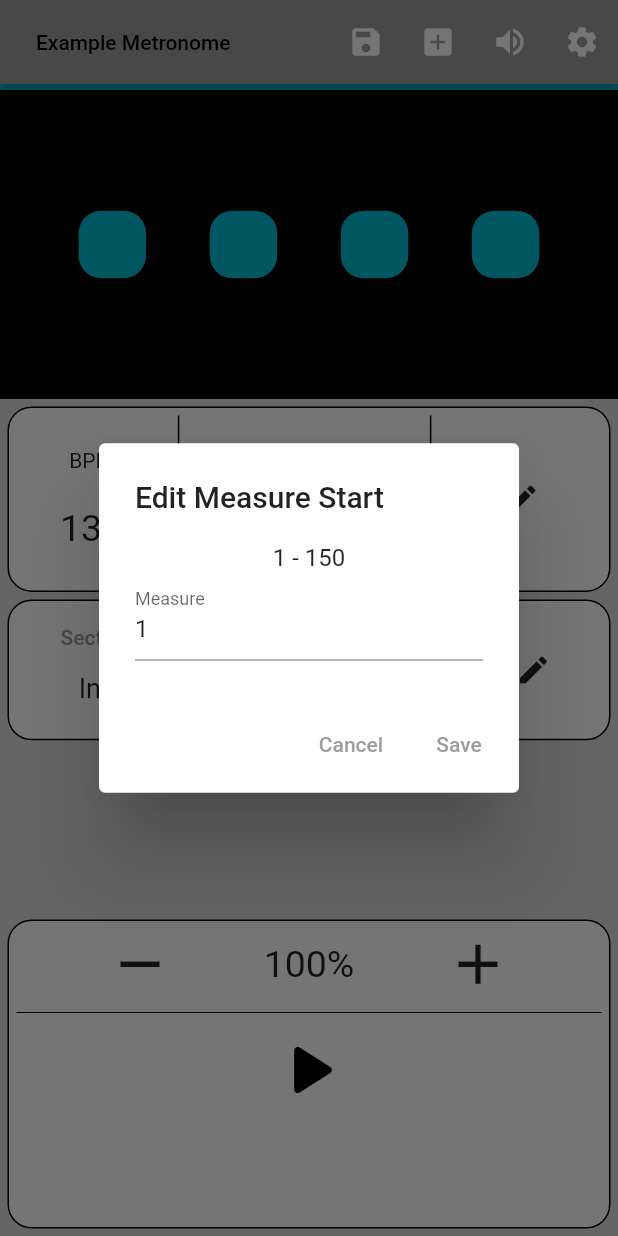
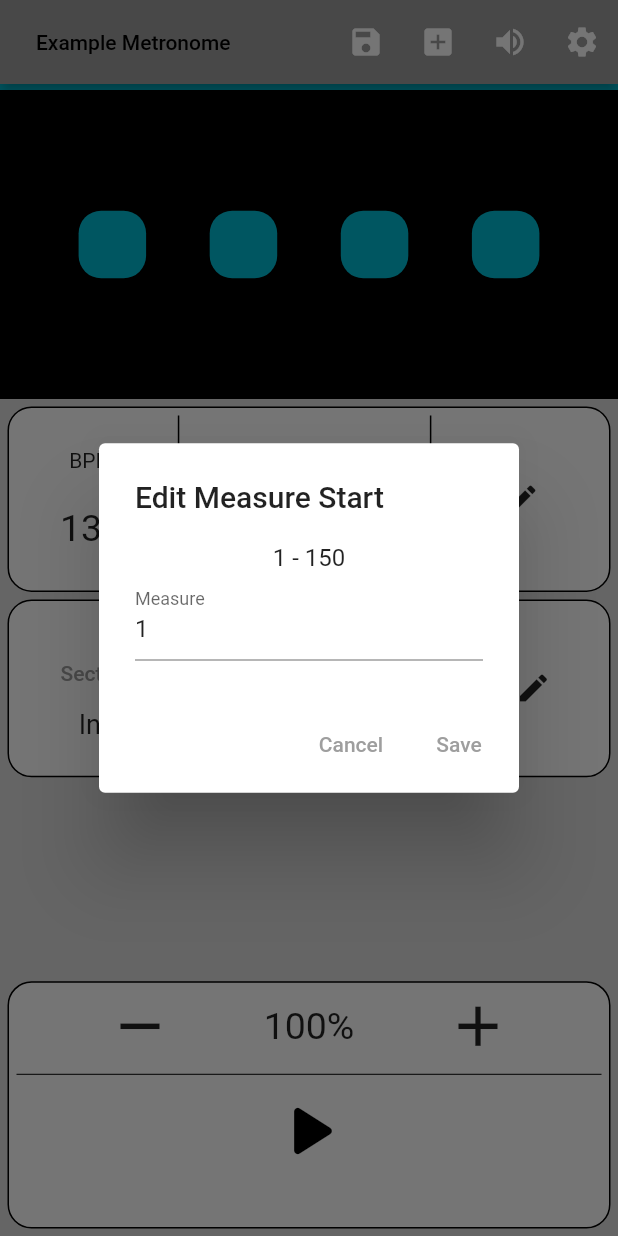
Before and after one commit to JordanRaia/custom-metronome, a Flutter app: the screen it shows after launch, after a tap on "Measure▼", on a phone screen of 412 x 824 dp. Run offline on Flutter 3.47's test engine with Material 2 defaults, Android fonts, the phone set to English and light mode, and no system bars; our stand-ins replace shared_preferences; missing offline and left inert: soundpool.

Commit message:
spacing change, checking for no measure input

```diff
--- a/lib/main.dart
+++ b/lib/main.dart
@@ -43,7 +43,6 @@ class _RootPageState extends State<RootPage> {
   void loadSharedPrefs() async {
     try {
       UserData user = UserData.fromJson(await sharedPref.read("user"));
-      debugPrint(user.toString());
       setState(() {
         userData = user;
         switchMetronome(user.currentIndex);
@@ -177,6 +176,14 @@ class _RootPageState extends State<RootPage> {
             ),
             TextButton(
               onPressed: () {
+                if (measureController.text.isEmpty) {
+                  ScaffoldMessenger.of(context).showSnackBar(
+                    const SnackBar(
+                      content: Text('Please enter a measure'),
+                    ),
+                  );
+                  return;
+                }
                 // check if measure is in range
                 if (int.parse(measureController.text) >
                     getTotalMeasures(metronomes)) {
@@ -684,7 +691,7 @@ class _RootPageState extends State<RootPage> {
                 ),
                 Container(
                   color: Colors.black12,
-                  height: newheight * 0.12,
+                  height: newheight * 0.15,
                   child: Container(
                     margin: const EdgeInsets.only(
                         left: 5.0, right: 5.0, bottom: 5.0),
@@ -698,6 +705,7 @@ class _RootPageState extends State<RootPage> {
                       mainAxisAlignment: MainAxisAlignment.spaceEvenly,
                       children: [
                         Column(
+                          mainAxisAlignment: MainAxisAlignment.center,
                           children: [
                             TextButton(
                               onPressed: () {
@@ -719,6 +727,7 @@ class _RootPageState extends State<RootPage> {
                           color: Colors.black,
                         ),
                         Column(
+                          mainAxisAlignment: MainAxisAlignment.center,
                           children: [
                             TextButton(
                               onPressed: () {
@@ -749,14 +758,14 @@ class _RootPageState extends State<RootPage> {
                 // TODO AD space
                 Container(
                   color: Colors.black12,
-                  height: newheight * (height < 512 ? 0.13 : 0.23) - 80,
+                  height: newheight * (height < 512 ? 0.15 : 0.25) - 80,
                 ),
                 // play controls
                 Container(
                   color: Colors.black12,
                   child: Container(
                     margin: const EdgeInsets.all(5.0),
-                    height: newheight * (height < 512 ? 0.35 : 0.25),
+                    height: newheight * (height < 512 ? 0.30 : 0.20),
                     decoration: BoxDecoration(
                       border: Border.all(color: Colors.black, width: 1),
                       color: Colors.white,
@@ -764,6 +773,7 @@ class _RootPageState extends State<RootPage> {
                     ),
                     child: Container(
                       margin: const EdgeInsets.all(5.0),
+                      child: SingleChildScrollView(
                         child: Column(
                           children: [
                             Row(
@@ -888,9 +898,10 @@ class _RootPageState extends State<RootPage> {
                                     ? Icons.pause
                                     : Icons.play_arrow_rounded,
                               ),
-                            iconSize: 60,
+                              iconSize: newheight < 600 ? 45 : 60,
                             ),
                           ],
+                        ),
                       ),
                     ),
                   ),
```
Lines whose indentation alone changed are shown as unchanged.
